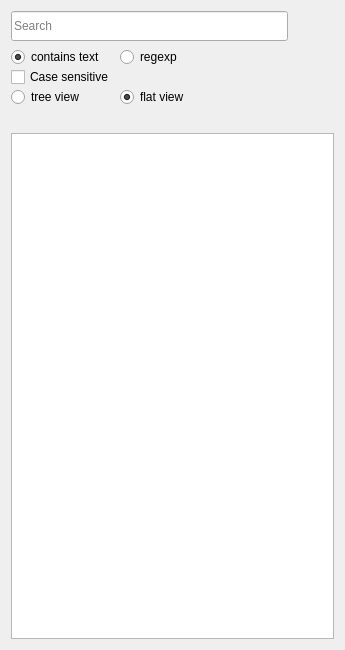
The window that plotter_gui/filterablelistwidget.ui (ziparker/PlotJuggler) describes before a commit, drawn with Qt 5.
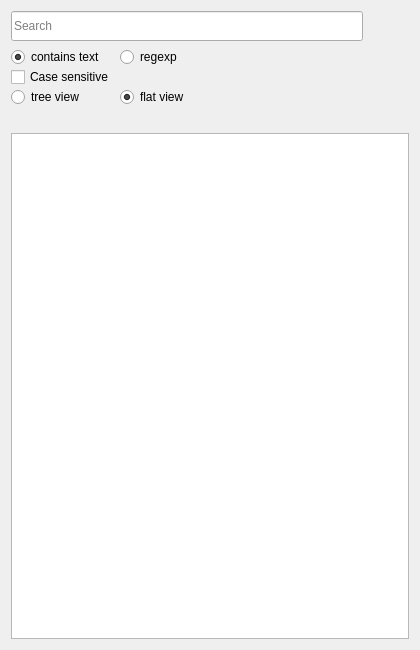
The same window after the commit. Icons and pictures are not drawn.

What changed in the file:
```diff
--- a/plotter_gui/filterablelistwidget.ui
+++ b/plotter_gui/filterablelistwidget.ui
@@ -6,7 +6,7 @@
    <rect>
     <x>0</x>
     <y>0</y>
-    <width>345</width>
+    <width>420</width>
     <height>650</height>
    </rect>
   </property>
@@ -18,7 +18,7 @@
   </property>
   <property name="maximumSize">
    <size>
-    <width>500</width>
+    <width>420</width>
     <height>16777215</height>
    </size>
   </property>
```
